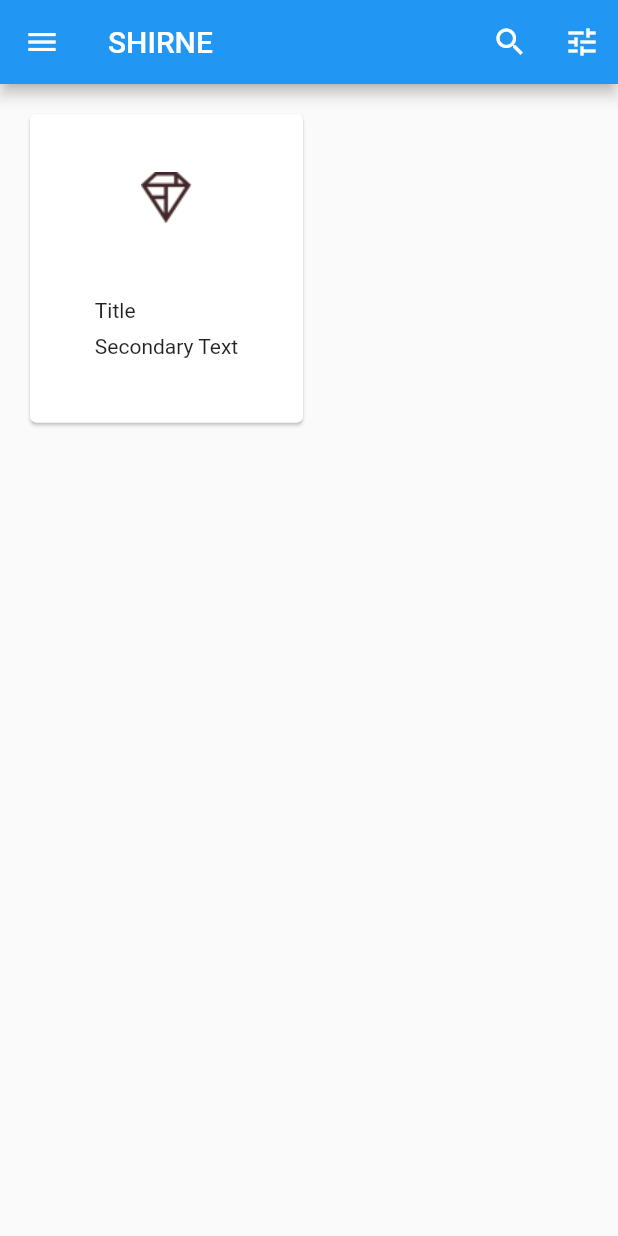
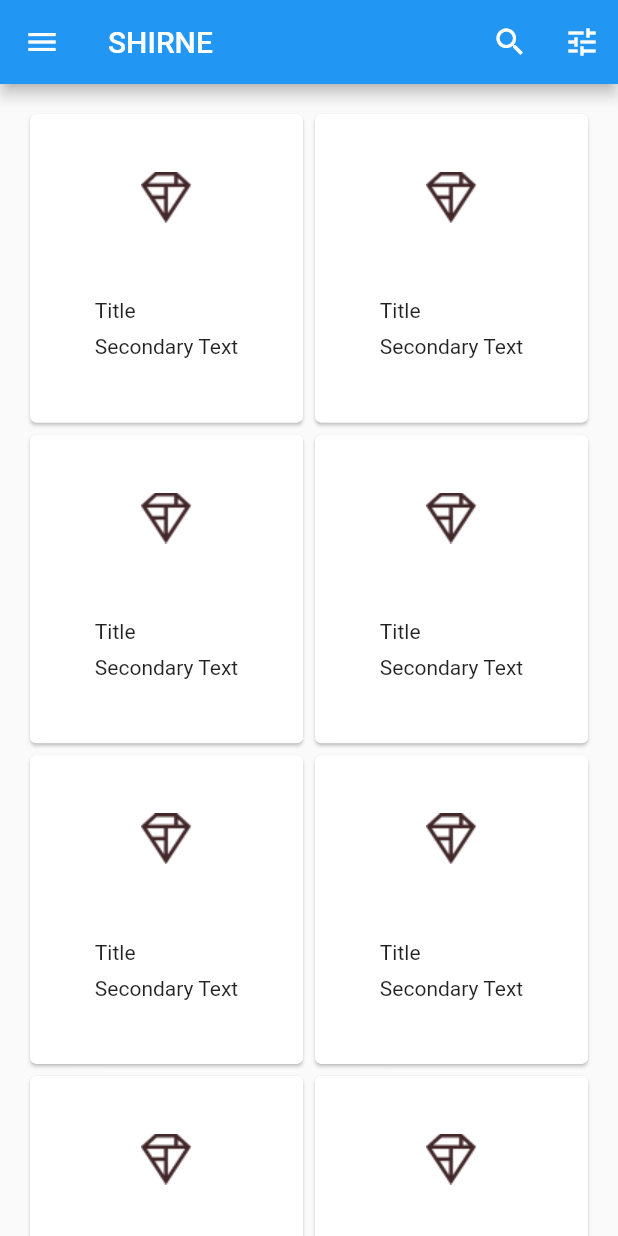
Before and after one commit to SonQBChau/mdc_100_series, a Flutter app: the HomePage screen opened directly, on a phone screen of 412 x 824 dp. Run offline on Flutter 3.47's test engine with Material 2 defaults, Android fonts, the phone set to English and light mode, and no system bars.

Commit message:
add buildGridCards

```diff
--- a/lib/home.dart
+++ b/lib/home.dart
@@ -16,6 +16,41 @@ import 'package:flutter/material.dart';
 
 class HomePage extends StatelessWidget {
   // TODO: Make a collection of cards (102)
+  List<Card> _buildGridCards(int count) {
+    List<Card> cards = List.generate(
+      count,
+      (int index) => _buildCard(),
+    );
+    return cards;
+  }
+
+  Card _buildCard() {
+    return Card(
+      clipBehavior: Clip.antiAlias,
+      child: Column(
+        children: <Widget>[
+          AspectRatio(
+            aspectRatio: 18 / 11,
+            child: Image.asset('assets/diamond.png'),
+          ),
+          Padding(
+            padding: EdgeInsets.fromLTRB(16, 12, 16, 8),
+            child: Column(
+              crossAxisAlignment: CrossAxisAlignment.start,
+              children: <Widget>[
+                Text('Title'),
+                SizedBox(
+                  height: 8,
+                ),
+                Text('Secondary Text'),
+              ],
+            ),
+          ),
+        ],
+      ),
+    );
+  }
+
   // TODO: Add a variable for Category (104)
   @override
   Widget build(BuildContext context) {
@@ -44,31 +79,8 @@ class HomePage extends StatelessWidget {
       body: GridView.count(
         crossAxisCount: 2,
         padding: EdgeInsets.all(16),
-        childAspectRatio: 8/9,
-        children: <Widget>[
-          Card(
-            child: Column(
-              children: <Widget>[
-                AspectRatio(
-                    aspectRatio: 18/11,
-                    child: Image.asset('assets/diamond.png'),
-                ),
-                Padding(
-                  padding: EdgeInsets.fromLTRB(16, 12, 16, 8),
-                  child: Column(
-                    crossAxisAlignment: CrossAxisAlignment.start,
-                    children: <Widget>[
-                      Text('Title'),
-                      SizedBox(height: 8,),
-                      Text('Secondary Text'),
-                    ],
-                  ),
-                ),
-
-              ],
-            ),
-          ),
-        ],
+        childAspectRatio: 8 / 9,
+        children: _buildGridCards(10),
       ),
       // TODO: Set resizeToAvoidBottomInset (101)
       resizeToAvoidBottomInset: false,
```
